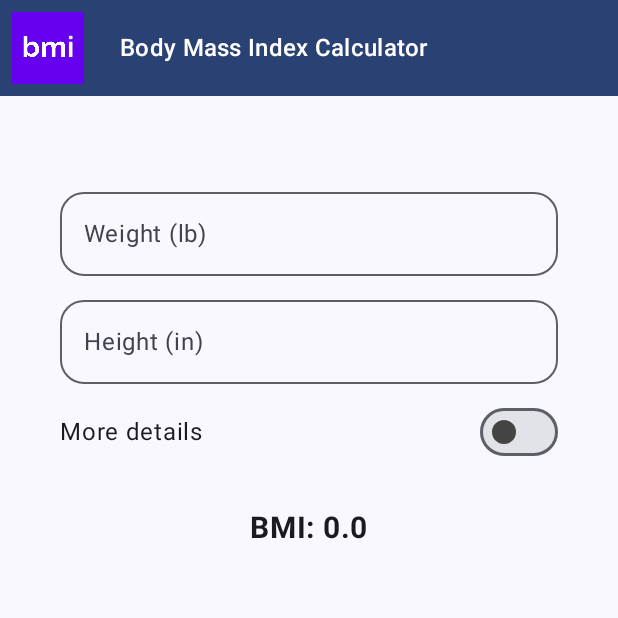
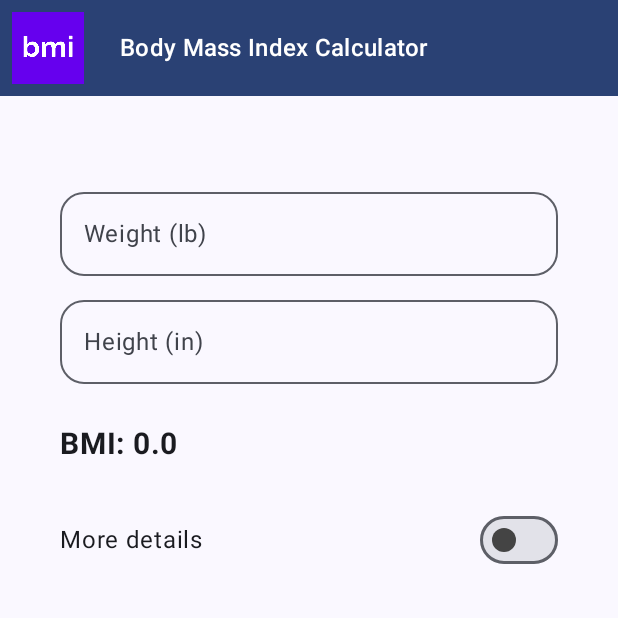
Before and after one commit to annedawson/BMI, an Android app built with Jetpack Compose: the screen it shows after launch (MainActivity), on a phone screen of 412 x 824 dp, the top half of it. Run offline under Robolectric (Android 15) with nearby library versions, the phone set to English and light mode, and no system bars.

Commit message:
Commit 20/9/2024 after putting the bmi value and category to one line and rearranging the UI slightly. 20/9/2024, 15:39 PT

```diff
--- a/app/src/main/java/net/annedawson/bmi/MainActivity.kt
+++ b/app/src/main/java/net/annedawson/bmi/MainActivity.kt
@@ -11,7 +11,6 @@ Status: Completed to end of Unit 2, Pathway 3, Part 5
         Part 5 Write an instrumentation (UI) test
 https://developer.android.com/codelabs/basic-android-kotlin-compose-write-automated-tests?continue=https%3A%2F%2Fdeveloper.android.com%2Fcourses%2Fpathways%2Fandroid-basics-compose-unit-2-pathway-3%23codelab-https%3A%2F%2Fdeveloper.android.com%2Fcodelabs%2Fbasic-android-kotlin-compose-write-automated-tests#4
 */
-import androidx.compose.foundation.layout.systemBarsPadding
 import android.annotation.SuppressLint
 import android.os.Bundle
 import androidx.activity.ComponentActivity
@@ -21,6 +20,7 @@ import androidx.annotation.StringRes
 import androidx.annotation.VisibleForTesting
 import androidx.compose.foundation.Image
 import androidx.compose.foundation.background
+import androidx.compose.foundation.isSystemInDarkTheme
 import androidx.compose.foundation.layout.Arrangement
 import androidx.compose.foundation.layout.Column
 import androidx.compose.foundation.layout.Row
@@ -30,18 +30,22 @@ import androidx.compose.foundation.layout.fillMaxWidth
 import androidx.compose.foundation.layout.height
 import androidx.compose.foundation.layout.padding
 import androidx.compose.foundation.layout.size
+import androidx.compose.foundation.layout.systemBarsPadding
 import androidx.compose.foundation.layout.wrapContentWidth
 import androidx.compose.foundation.rememberScrollState
 import androidx.compose.foundation.text.KeyboardActions
 import androidx.compose.foundation.text.KeyboardOptions
 import androidx.compose.foundation.verticalScroll
+import androidx.compose.material3.MaterialTheme
+import androidx.compose.material3.OutlinedTextField
 import androidx.compose.material3.Scaffold
+import androidx.compose.material3.Switch
+import androidx.compose.material3.SwitchDefaults
 import androidx.compose.material3.Text
-import androidx.compose.material3.MaterialTheme
+import androidx.compose.material3.TextField
 import androidx.compose.runtime.Composable
 import androidx.compose.runtime.getValue
 import androidx.compose.runtime.mutableStateOf
-import androidx.compose.runtime.remember
 import androidx.compose.runtime.saveable.rememberSaveable
 import androidx.compose.runtime.setValue
 import androidx.compose.ui.Alignment
@@ -49,6 +53,8 @@ import androidx.compose.ui.Modifier
 import androidx.compose.ui.focus.FocusDirection
 import androidx.compose.ui.graphics.Color
 import androidx.compose.ui.platform.LocalFocusManager
+import androidx.compose.ui.platform.LocalSoftwareKeyboardController
+import androidx.compose.ui.res.painterResource
 import androidx.compose.ui.res.stringResource
 import androidx.compose.ui.text.font.FontWeight
 import androidx.compose.ui.text.input.ImeAction
@@ -57,14 +63,8 @@ import androidx.compose.ui.tooling.preview.Preview
 import androidx.compose.ui.unit.dp
 import androidx.compose.ui.unit.sp
 import net.annedawson.bmi.ui.theme.BmiTheme
-import androidx.compose.material3.TextField
-import androidx.compose.material3.Switch
-import androidx.compose.material3.SwitchDefaults
-import androidx.compose.ui.res.painterResource
-import androidx.compose.material3.OutlinedTextField
 import net.annedawson.bmi.ui.theme.Shapes
-import androidx.compose.foundation.isSystemInDarkTheme
-import androidx.compose.ui.platform.LocalSoftwareKeyboardController
+
 
 class MainActivity : ComponentActivity() {
     override fun onCreate(savedInstanceState: Bundle?) {
@@ -229,24 +229,27 @@ fun BmiApp() {
                        )
             */
 
-            MoreDetailsRow(moreDetails = moreDetails, onMoreDetailsChanged = { moreDetails = it })
+
             Spacer(modifier = Modifier.height(12.dp))
+
+            Row(
+                modifier = Modifier.fillMaxWidth(),
+                horizontalArrangement = Arrangement.SpaceBetween,
+                verticalAlignment = Alignment.CenterVertically
+            ) {
                 Text(
                     text = stringResource(R.string.bmi, bmi),
-                // the string bmi is substituted for %s in R.string.bmi
-                // The above is an example of string formatting.
-                modifier = Modifier.align(Alignment.CenterHorizontally),
                     fontSize = 20.sp,
                     fontWeight = FontWeight.Bold
                 )
-            Spacer(modifier = Modifier.height(8.dp))
                 Text(
                     text = bmiCategory,
-                modifier = Modifier.align(Alignment.CenterHorizontally),
                     fontSize = 20.sp,
                     fontWeight = FontWeight.Bold
                 )
+            }
             Spacer(modifier = Modifier.height(12.dp))
+            MoreDetailsRow(moreDetails = moreDetails, onMoreDetailsChanged = { moreDetails = it })
             if (moreDetails) {
                 // To hide the keyboard
                 keyboardController?.hide()
```
Lines whose indentation alone changed are shown as unchanged.
